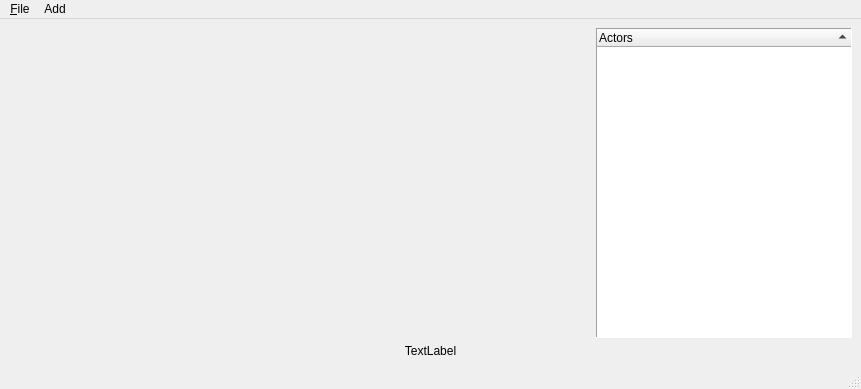
Qt form VisuIFPT_gui/src/GUI.ui (StefanNeu/VisuIFPT) before a commit.
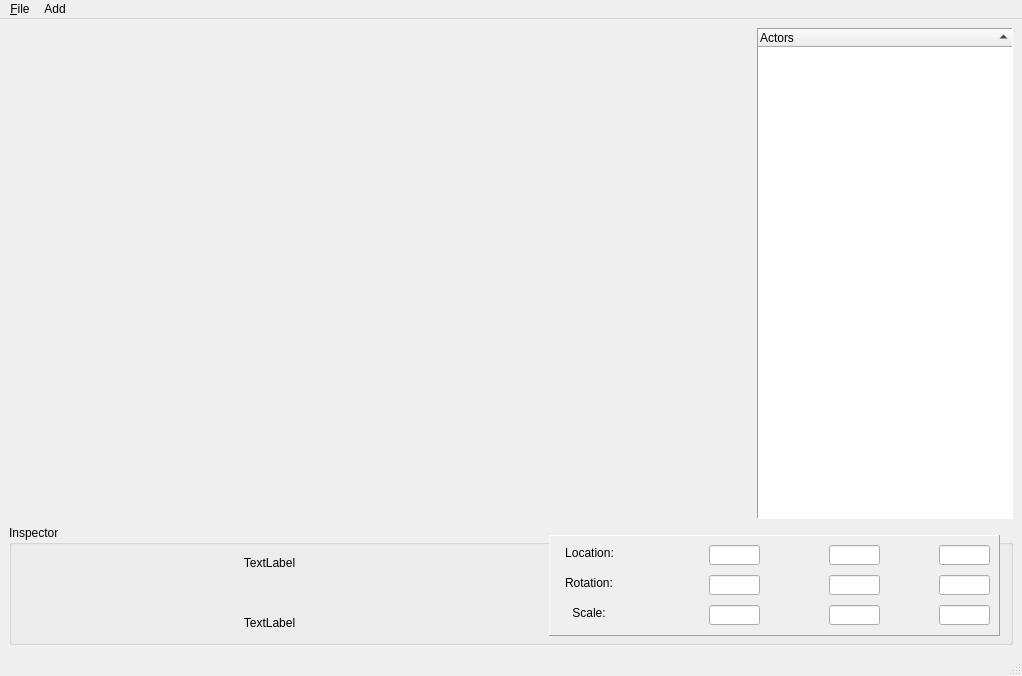
The same form after that commit. Custom widgets are drawn as their Qt base class.

Commit message: implemented a box in the ui for transform_data

Diff of the .ui file:
```diff
--- a/VisuIFPT_gui/src/GUI.ui
+++ b/VisuIFPT_gui/src/GUI.ui
@@ -6,14 +6,23 @@
    <rect>
     <x>0</x>
     <y>0</y>
-    <width>861</width>
-    <height>389</height>
+    <width>1022</width>
+    <height>676</height>
    </rect>
   </property>
+  <property name="sizePolicy">
+   <sizepolicy hsizetype="Preferred" vsizetype="Minimum">
+    <horstretch>0</horstretch>
+    <verstretch>0</verstretch>
+   </sizepolicy>
+  </property>
   <property name="windowTitle">
    <string>MainWindow</string>
   </property>
   <widget class="QWidget" name="centralwidget">
+   <property name="layoutDirection">
+    <enum>Qt::LeftToRight</enum>
+   </property>
    <layout class="QVBoxLayout">
     <property name="spacing">
      <number>6</number>
@@ -80,6 +89,9 @@
         <property name="dragEnabled">
          <bool>false</bool>
         </property>
+        <property name="textElideMode">
+         <enum>Qt::ElideLeft</enum>
+        </property>
         <property name="sortingEnabled">
          <bool>true</bool>
         </property>
@@ -105,13 +117,241 @@
      </layout>
     </item>
     <item>
-     <widget class="QLabel" name="coord">
-      <property name="text">
-       <string>TextLabel</string>
+     <widget class="QGroupBox" name="inspector">
+      <property name="sizePolicy">
+       <sizepolicy hsizetype="Minimum" vsizetype="Minimum">
+        <horstretch>0</horstretch>
+        <verstretch>0</verstretch>
+       </sizepolicy>
       </property>
-      <property name="alignment">
-       <set>Qt::AlignCenter</set>
+      <property name="minimumSize">
+       <size>
+        <width>90</width>
+        <height>120</height>
+       </size>
       </property>
+      <property name="title">
+       <string>Inspector</string>
+      </property>
+      <widget class="QLabel" name="coord">
+       <property name="geometry">
+        <rect>
+         <x>20</x>
+         <y>90</y>
+         <width>481</width>
+         <height>16</height>
+        </rect>
+       </property>
+       <property name="sizePolicy">
+        <sizepolicy hsizetype="Minimum" vsizetype="Maximum">
+         <horstretch>0</horstretch>
+         <verstretch>0</verstretch>
+        </sizepolicy>
+       </property>
+       <property name="text">
+        <string>TextLabel</string>
+       </property>
+       <property name="alignment">
+        <set>Qt::AlignCenter</set>
+       </property>
+      </widget>
+      <widget class="QFrame" name="transform_data">
+       <property name="geometry">
+        <rect>
+         <x>540</x>
+         <y>10</y>
+         <width>451</width>
+         <height>101</height>
+        </rect>
+       </property>
+       <property name="autoFillBackground">
+        <bool>true</bool>
+       </property>
+       <property name="frameShape">
+        <enum>QFrame::Panel</enum>
+       </property>
+       <property name="frameShadow">
+        <enum>QFrame::Raised</enum>
+       </property>
+       <widget class="QLineEdit" name="x_loc">
+        <property name="geometry">
+         <rect>
+          <x>160</x>
+          <y>10</y>
+          <width>51</width>
+          <height>20</height>
+         </rect>
+        </property>
+       </widget>
+       <widget class="QLineEdit" name="y_loc">
+        <property name="geometry">
+         <rect>
+          <x>280</x>
+          <y>10</y>
+          <width>51</width>
+          <height>20</height>
+         </rect>
+        </property>
+       </widget>
+       <widget class="QLineEdit" name="z_loc">
+        <property name="geometry">
+         <rect>
+          <x>390</x>
+          <y>10</y>
+          <width>51</width>
+          <height>20</height>
+         </rect>
+        </property>
+       </widget>
+       <widget class="QLineEdit" name="x_rot">
+        <property name="geometry">
+         <rect>
+          <x>160</x>
+          <y>40</y>
+          <width>51</width>
+          <height>20</height>
+         </rect>
+        </property>
+       </widget>
+       <widget class="QLineEdit" name="x_scale">
+        <property name="geometry">
+         <rect>
+          <x>160</x>
+          <y>70</y>
+          <width>51</width>
+          <height>20</height>
+         </rect>
+        </property>
+       </widget>
+       <widget class="QLineEdit" name="y_rot">
+        <property name="geometry">
+         <rect>
+          <x>280</x>
+          <y>40</y>
+          <width>51</width>
+          <height>20</height>
+         </rect>
+        </property>
+       </widget>
+       <widget class="QLineEdit" name="y_scale">
+        <property name="geometry">
+         <rect>
+          <x>280</x>
+          <y>70</y>
+          <width>51</width>
+          <height>20</height>
+         </rect>
+        </property>
+       </widget>
+       <widget class="QLineEdit" name="z_rot">
+        <property name="geometry">
+         <rect>
+          <x>390</x>
+          <y>40</y>
+          <width>51</width>
+          <height>20</height>
+         </rect>
+        </property>
+       </widget>
+       <widget class="QLineEdit" name="z_scale">
+        <property name="geometry">
+         <rect>
+          <x>390</x>
+          <y>70</y>
+          <width>51</width>
+          <height>20</height>
+         </rect>
+        </property>
+       </widget>
+      </widget>
+      <widget class="QLabel" name="location">
+       <property name="geometry">
+        <rect>
+         <x>550</x>
+         <y>20</y>
+         <width>61</width>
+         <height>16</height>
+        </rect>
+       </property>
+       <property name="sizePolicy">
+        <sizepolicy hsizetype="Minimum" vsizetype="Maximum">
+         <horstretch>0</horstretch>
+         <verstretch>0</verstretch>
+        </sizepolicy>
+       </property>
+       <property name="text">
+        <string>Location:</string>
+       </property>
+       <property name="alignment">
+        <set>Qt::AlignCenter</set>
+       </property>
+      </widget>
+      <widget class="QLabel" name="rotation">
+       <property name="geometry">
+        <rect>
+         <x>550</x>
+         <y>50</y>
+         <width>60</width>
+         <height>16</height>
+        </rect>
+       </property>
+       <property name="sizePolicy">
+        <sizepolicy hsizetype="Minimum" vsizetype="Maximum">
+         <horstretch>0</horstretch>
+         <verstretch>0</verstretch>
+        </sizepolicy>
+       </property>
+       <property name="text">
+        <string>Rotation:</string>
+       </property>
+       <property name="alignment">
+        <set>Qt::AlignCenter</set>
+       </property>
+      </widget>
+      <widget class="QLabel" name="scale">
+       <property name="geometry">
+        <rect>
+         <x>550</x>
+         <y>80</y>
+         <width>60</width>
+         <height>16</height>
+        </rect>
+       </property>
+       <property name="sizePolicy">
+        <sizepolicy hsizetype="Minimum" vsizetype="Maximum">
+         <horstretch>0</horstretch>
+         <verstretch>0</verstretch>
+        </sizepolicy>
+       </property>
+       <property name="text">
+        <string>Scale:</string>
+       </property>
+       <property name="alignment">
+        <set>Qt::AlignCenter</set>
+       </property>
+      </widget>
+      <widget class="QLabel" name="actor_name">
+       <property name="geometry">
+        <rect>
+         <x>20</x>
+         <y>30</y>
+         <width>481</width>
+         <height>16</height>
+        </rect>
+       </property>
+       <property name="sizePolicy">
+        <sizepolicy hsizetype="Minimum" vsizetype="Maximum">
+         <horstretch>0</horstretch>
+         <verstretch>0</verstretch>
+        </sizepolicy>
+       </property>
+       <property name="text">
+        <string>TextLabel</string>
+       </property>
+       <property name="alignment">
+        <set>Qt::AlignCenter</set>
+       </property>
+      </widget>
      </widget>
     </item>
    </layout>
@@ -121,7 +361,7 @@
     <rect>
      <x>0</x>
      <y>0</y>
-     <width>861</width>
+     <width>1022</width>
      <height>21</height>
     </rect>
    </property>
```
Left out of the diff: 2 changed lines with no effect on the pictures. The commit also changes 2 other files.
